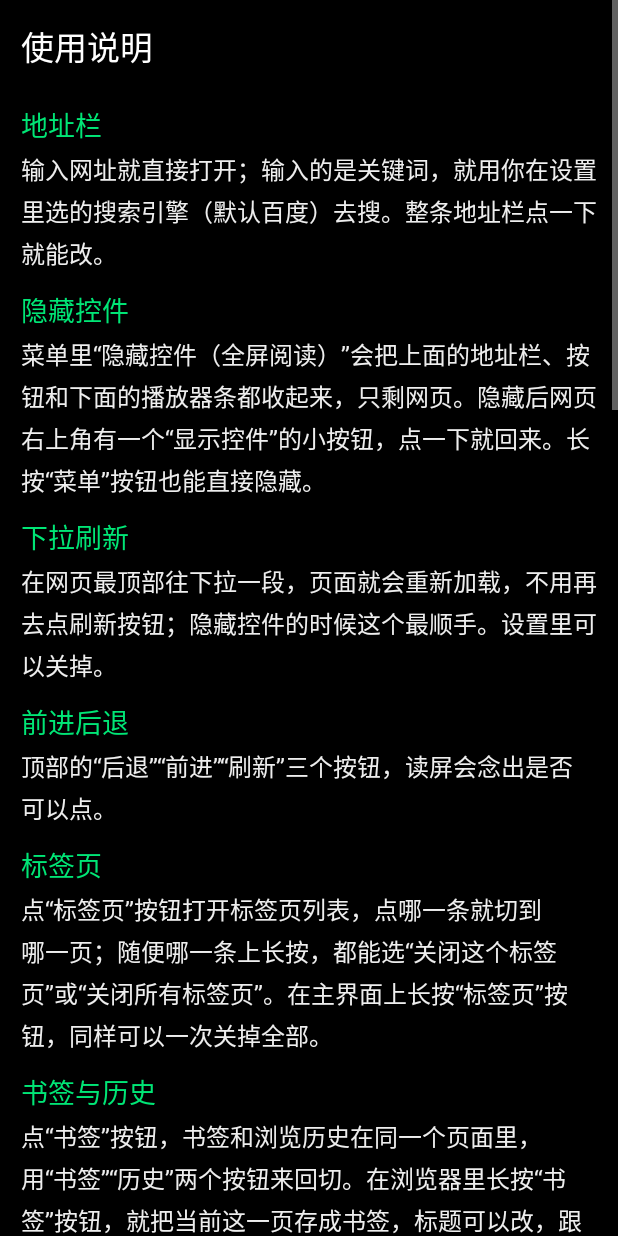
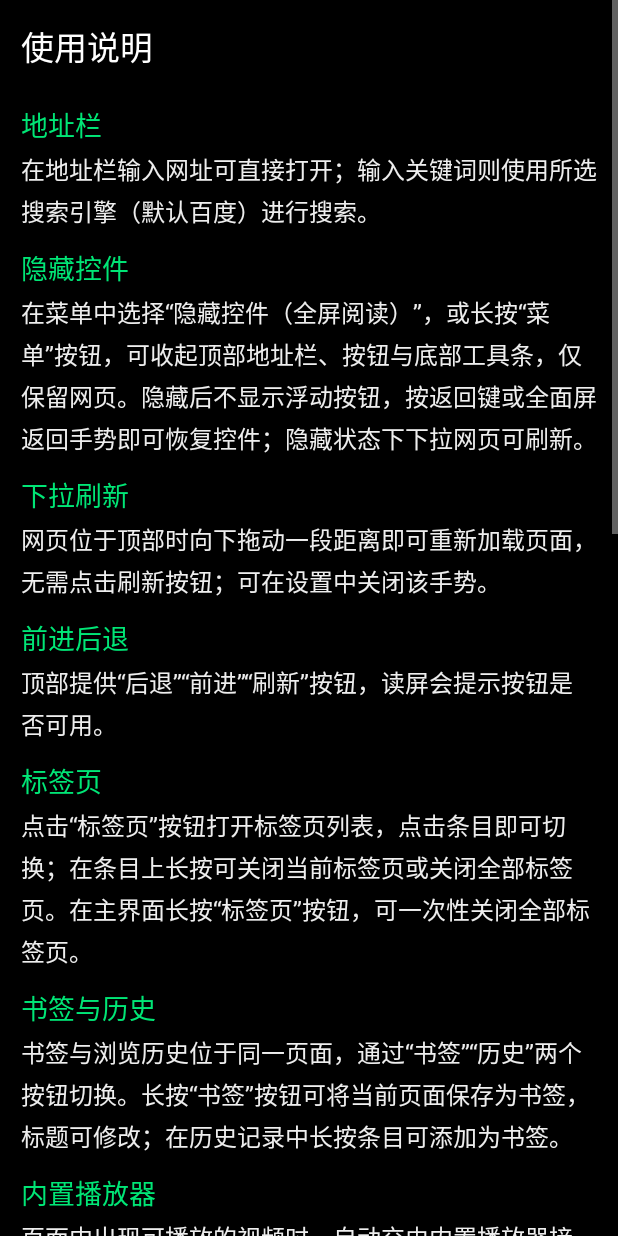
Before and after one commit to hzj1770niu/qingfeng-browser, an Android app: the HelpActivity screen opened directly, with no data from a screen before it, on a phone screen of 412 x 824 dp. Run offline under Robolectric (Android 15) with nearby library versions, the phone set to English and light mode, and no system bars.

Commit message:
v2.1：耳机线控与双击暂停、画中画、隐藏控件移除浮动按钮、提示语规范化

```diff
--- a/app/build.gradle
+++ b/app/build.gradle
@@ -11,8 +11,8 @@ android {
         applicationId 'com.qingfeng.browser'
         minSdk 26
         targetSdk 35
-        versionCode 10
-        versionName '2.0'
+        versionCode 11
+        versionName '2.1'
     }
 
     signingConfigs {
--- a/app/src/main/AndroidManifest.xml
+++ b/app/src/main/AndroidManifest.xml
@@ -66,6 +66,8 @@
             android:configChanges="orientation|screenSize|screenLayout|smallestScreenSize|keyboardHidden|uiMode"
             android:exported="false"
             android:launchMode="singleTop"
+            android:supportsPictureInPicture="true"
+            android:resizeableActivity="true"
             android:theme="@style/PlayerTheme" />
 
         <activity
--- a/app/src/main/java/com/qingfeng/browser/HelpActivity.java
+++ b/app/src/main/java/com/qingfeng/browser/HelpActivity.java
@@ -12,24 +12,20 @@ import android.widget.TextView;
 public class HelpActivity extends Activity {
 
     private static final String[][] SECTIONS = {
-            {"地址栏", "输入网址就直接打开；输入的是关键词，就用你在设置里选的搜索引擎（默认百度）去搜。整条地址栏点一下就能改。"},
-            {"隐藏控件", "菜单里“隐藏控件（全屏阅读）”会把上面的地址栏、按钮和下面的播放器条都收起来，只剩网页。隐藏后网页右上角有一个“显示控件”的小按钮，点一下就回来。长按“菜单”按钮也能直接隐藏。"},
-            {"下拉刷新", "在网页最顶部往下拉一段，页面就会重新加载，不用再去点刷新按钮；隐藏控件的时候这个最顺手。设置里可以关掉。"},
-            {"前进后退", "顶部的“后退”“前进”“刷新”三个按钮，读屏会念出是否可以点。"},
-            {"标签页", "点“标签页”按钮打开标签页列表，点哪一条就切到哪一页；随便哪一条上长按，都能选“关闭这个标签页”或“关闭所有标签页”。在主界面上长按“标签页”按钮，同样可以一次关掉全部。"},
-            {"书签与历史", "点“书签”按钮，书签和浏览历史在同一个页面里，用“书签”“历史”两个按钮来回切。在浏览器里长按“书签”按钮，就把当前这一页存成书签，标题可以改，跟 Safari 一样。历史里长按一条，还能顺手加为书签。"},
-            {"内置播放器", "页面上一出现能播的视频，就自动交给我们内置的播放器，不用再去网页里找全屏按钮。播放器里是整排的大按钮：播放暂停、后退十秒（长按三十秒）、前进十秒（长按三十秒）、进度条、全屏、倍速、音轨字幕切换。按钮只在你按下去的时候才出现。"},
-            {"加密内容", "带 DRM 加密的会员正片（部分爱奇艺、优酷、腾讯的付费内容）内置播放器解不了，播放失败时点“改用网页播放”就行，那个网站以后不会再自动接管。"},
-            {"隐藏控件", "菜单里选“隐藏控件（全屏阅读）”，或者在“菜单”按钮上长按一下，顶部和底部的按钮都会收起来，网页铺满整屏。这时候不需要去找刷新按钮，只要把网页往下拉一下就能刷新。右上角会留下一个小小的“显示控件”按钮，点它就恢复。"},
-            {"下拉刷新", "网页已经在最顶部时，手指往下拖一段距离就重新加载，不用再去点刷新按钮；可以在设置里关掉。"},
-            {"退出与标签页保留", "菜单最后一项是“退出浏览器”。设置里“退出后关闭标签页”跟 Safari 一样有四个选项：永不关闭（手动）、一天后、一周后、一个月后。选永不关闭，下次打开会把上次的标签页原样恢复。"},
-            {"下载", "网页里的下载链接会交给系统的下载服务，文件存在 Download 文件夹，通知栏能看到进度。菜单里的“下载管理”可以看进度、打开文件、删除记录。"},
-            {"隐藏控件", "菜单里的“隐藏控件（全屏阅读）”，或者在主界面上长按“菜单”按钮，顶栏和底栏全部收起，只剩网页本身，右上角留一个“显示控件”的小按钮。跟 Chrome、Safari 的全屏阅读是一套逻辑。"},
-            {"下拉刷新", "把网页往下拖，拖过一小段松手前的动作就会刷新，不用再去找刷新按钮；控件隐藏的时候尤其顺手。设置里可以关掉这个手势。"},
-            {"电脑版网页", "菜单里“切换为电脑版网页”，网站会以为这是一台 Windows 上的最新版 Chrome。切回来再点一次就行。"},
-            {"搜索引擎", "设置里可以选百度或谷歌，选完立刻生效。"},
-            {"默认浏览器", "设置里点“设为默认浏览器”，或者菜单里的同一项。会弹系统的角色确认框，同意之后，别的 App 里点网页链接就直接用清风浏览器打开。"},
-            {"关于", "网页引擎用的是系统自带的 Chromium WebView，和 Chrome 同源，可以在应用商店里单独更新。"}
+            {"地址栏", "在地址栏输入网址可直接打开；输入关键词则使用所选搜索引擎（默认百度）进行搜索。"},
+            {"隐藏控件", "在菜单中选择“隐藏控件（全屏阅读）”，或长按“菜单”按钮，可收起顶部地址栏、按钮与底部工具条，仅保留网页。隐藏后不显示浮动按钮，按返回键或全面屏返回手势即可恢复控件；隐藏状态下下拉网页可刷新。"},
+            {"下拉刷新", "网页位于顶部时向下拖动一段距离即可重新加载页面，无需点击刷新按钮；可在设置中关闭该手势。"},
+            {"前进后退", "顶部提供“后退”“前进”“刷新”按钮，读屏会提示按钮是否可用。"},
+            {"标签页", "点击“标签页”按钮打开标签页列表，点击条目即可切换；在条目上长按可关闭当前标签页或关闭全部标签页。在主界面长按“标签页”按钮，可一次性关闭全部标签页。"},
+            {"书签与历史", "书签与浏览历史位于同一页面，通过“书签”“历史”两个按钮切换。长按“书签”按钮可将当前页面保存为书签，标题可修改；在历史记录中长按条目可添加为书签。"},
+            {"内置播放器", "页面中出现可播放的视频时，自动交由内置播放器接管，无需在网页内寻找播放按钮。播放器提供播放暂停、后退十秒（长按后退三十秒）、前进十秒（长按三十秒）、进度条、全屏、倍速、音轨与字幕切换。双击画面可暂停或继续播放，有线耳机与蓝牙耳机的线控可控制播放暂停；应用切换到后台或返回主屏幕后，视频以画中画窗口继续播放。"},
+            {"加密内容", "受 DRM 加密的会员正片（部分爱奇艺、优酷、腾讯视频付费内容）无法由内置播放器解码，播放失败时可选择改用网页播放器，该站点后续不再自动接管。"},
+            {"退出与标签页保留", "菜单最后一项为“退出浏览器”。设置中“退出后关闭标签页”提供四个选项：永不关闭（手动）、一天后、一周后、一个月后。选择永不关闭时，下次打开将恢复上次的标签页。"},
+            {"下载", "网页中的下载链接由系统下载服务处理，文件保存至 Download 文件夹，通知栏可查看进度。“下载管理”可查看进度、打开文件或删除记录。"},
+            {"电脑版网页", "在菜单中切换为电脑版网页后，网站将识别为 Windows 平台的最新版 Chrome；再次点击可切回手机版网页。"},
+            {"搜索引擎", "设置中可选择百度或谷歌，选择后立即生效。"},
+            {"默认浏览器", "在设置或菜单中选择“设为默认浏览器”，在系统角色确认框中同意后，其他应用中的网页链接将由清风浏览器打开。"},
+            {"关于", "网页引擎为系统自带的 Chromium WebView，与 Chrome 内核同源，可随系统或应用商店更新。"}
     };
 
     @Override
```
Also changed, not shown: app/src/main/java/com/qingfeng/browser/MainActivity.java (+22 -18 lines), app/src/main/java/com/qingfeng/browser/PlayerActivity.java (+73 -11 lines), 2 other files.
